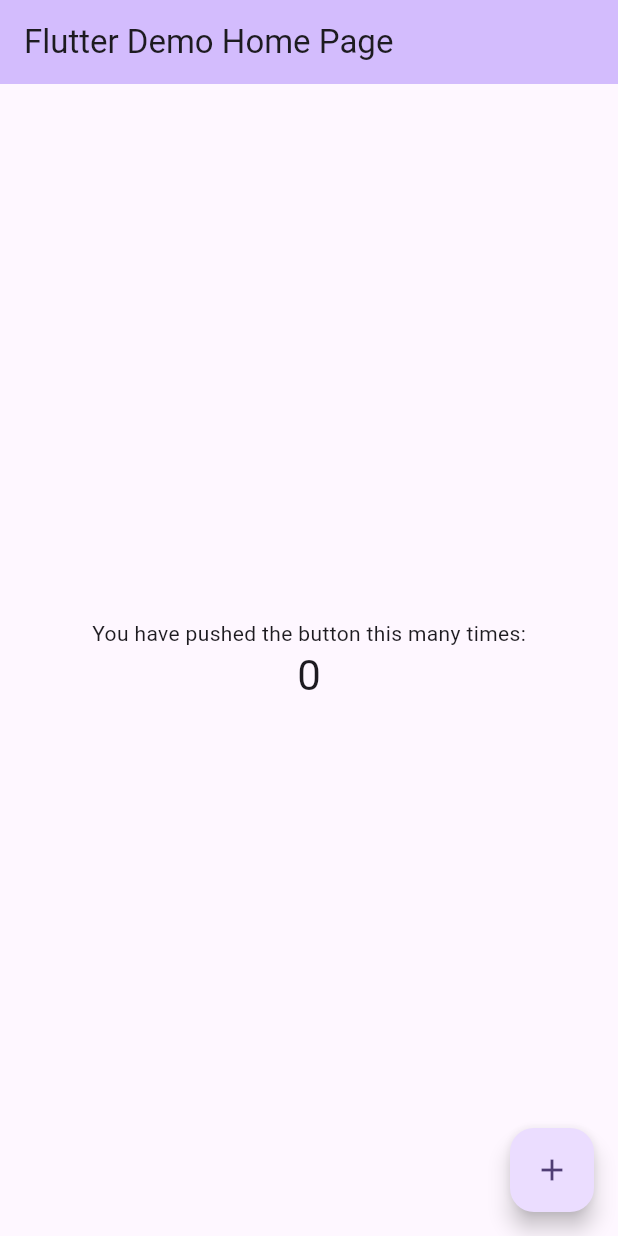
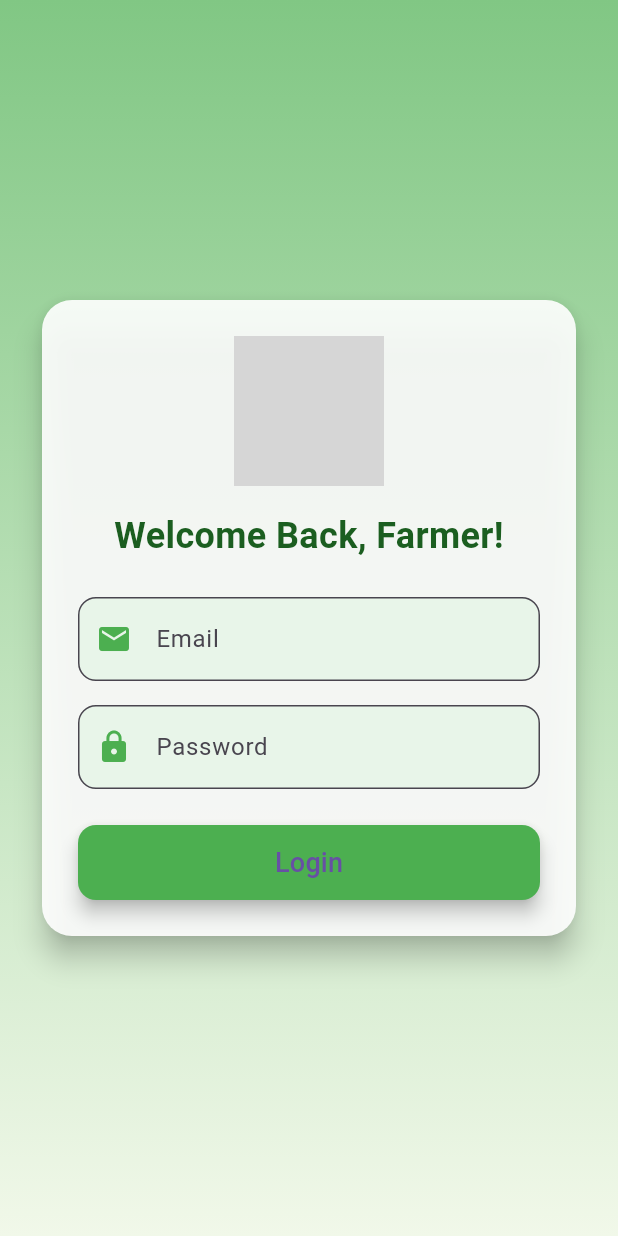
Before and after one commit to Dwarlfz/farmqa, a Flutter app: the screen it shows after launch, on a phone screen of 412 x 824 dp. Run offline on Flutter 3.47's test engine with Material 3 defaults, Android fonts, the phone set to English and light mode, and no system bars; our stand-ins replace firebase_auth, firebase_core, google_sign_in; accounts and stored records are empty; generated files the repository leaves out were written again; grey boxes are pictures that could not be loaded.

Commit message:
firebase connect and basic login

```diff
--- a/lib/main.dart
+++ b/lib/main.dart
@@ -1,122 +1,37 @@
+// lib/main.dart
 import 'package:flutter/material.dart';
+import 'package:firebase_core/firebase_core.dart';
+import 'package:provider/provider.dart';
+import 'firebase_options.dart';
+import 'providers/auth_provider.dart';
+import 'screens/login_page.dart';
+import 'screens/home_page.dart';
 
-void main() {
+void main() async {
+  WidgetsFlutterBinding.ensureInitialized();
+  await Firebase.initializeApp(options: DefaultFirebaseOptions.currentPlatform);
   runApp(const MyApp());
 }
 
 class MyApp extends StatelessWidget {
   const MyApp({super.key});
-
-  // This widget is the root of your application.
   @override
   Widget build(BuildContext context) {
-    return MaterialApp(
-      title: 'Flutter Demo',
-      theme: ThemeData(
-        // This is the theme of your application.
-        //
-        // TRY THIS: Try running your application with "flutter run". You'll see
-        // the application has a purple toolbar. Then, without quitting the app,
-        // try changing the seedColor in the colorScheme below to Colors.green
-        // and then invoke "hot reload" (save your changes or press the "hot
-        // reload" button in a Flutter-supported IDE, or press "r" if you used
-        // the command line to start the app).
-        //
-        // Notice that the counter didn't reset back to zero; the application
-        // state is not lost during the reload. To reset the state, use hot
-        // restart instead.
-        //
-        // This works for code too, not just values: Most code changes can be
-        // tested with just a hot reload.
-        colorScheme: ColorScheme.fromSeed(seedColor: Colors.deepPurple),
+    return ChangeNotifierProvider(
+      create: (_) => AuthProvider(),
+      child: Consumer<AuthProvider>(
+        builder: (context, auth, _) {
+          return MaterialApp(
+            debugShowCheckedModeBanner: false,
+            title: 'Hackathon App',
+            theme: ThemeData(
+              primarySwatch: Colors.green, // your main theme color
+              scaffoldBackgroundColor: const Color(0xFFF1F8E9), // soft light green background
+            ),
+            home: auth.user != null ? const HomePage() : const LoginPage(),
+          );
+        },
       ),
-      home: const MyHomePage(title: 'Flutter Demo Home Page'),
     );
   }
 }
-
-class MyHomePage extends StatefulWidget {
-  const MyHomePage({super.key, required this.title});
-
-  // This widget is the home page of your application. It is stateful, meaning
-  // that it has a State object (defined below) that contains fields that affect
-  // how it looks.
-
-  // This class is the configuration for the state. It holds the values (in this
-  // case the title) provided by the parent (in this case the App widget) and
-  // used by the build method of the State. Fields in a Widget subclass are
-  // always marked "final".
-
-  final String title;
-
-  @override
-  State<MyHomePage> createState() => _MyHomePageState();
-}
-
-class _MyHomePageState extends State<MyHomePage> {
-  int _counter = 0;
-
-  void _incrementCounter() {
-    setState(() {
-      // This call to setState tells the Flutter framework that something has
-      // changed in this State, which causes it to rerun the build method below
-      // so that the display can reflect the updated values. If we changed
-      // _counter without calling setState(), then the build method would not be
-      // called again, and so nothing would appear to happen.
-      _counter++;
-    });
-  }
-
-  @override
-  Widget build(BuildContext context) {
-    // This method is rerun every time setState is called, for instance as done
-    // by the _incrementCounter method above.
-    //
-    // The Flutter framework has been optimized to make rerunning build methods
-    // fast, so that you can just rebuild anything that needs updating rather
-    // than having to individually change instances of widgets.
-    return Scaffold(
-      appBar: AppBar(
-        // TRY THIS: Try changing the color here to a specific color (to
-        // Colors.amber, perhaps?) and trigger a hot reload to see the AppBar
-        // change color while the other colors stay the same.
-        backgroundColor: Theme.of(context).colorScheme.inversePrimary,
-        // Here we take the value from the MyHomePage object that was created by
-        // the App.build method, and use it to set our appbar title.
-        title: Text(widget.title),
-      ),
-      body: Center(
-        // Center is a layout widget. It takes a single child and positions it
-        // in the middle of the parent.
-        child: Column(
-          // Column is also a layout widget. It takes a list of children and
-          // arranges them vertically. By default, it sizes itself to fit its
-          // children horizontally, and tries to be as tall as its parent.
-          //
-          // Column has various properties to control how it sizes itself and
-          // how it positions its children. Here we use mainAxisAlignment to
-          // center the children vertically; the main axis here is the vertical
-          // axis because Columns are vertical (the cross axis would be
-          // horizontal).
-          //
-          // TRY THIS: Invoke "debug painting" (choose the "Toggle Debug Paint"
-          // action in the IDE, or press "p" in the console), to see the
-          // wireframe for each widget.
-          mainAxisAlignment: MainAxisAlignment.center,
-          children: <Widget>[
-            const Text('You have pushed the button this many times:'),
-            Text(
-              '$_counter',
-              style: Theme.of(context).textTheme.headlineMedium,
-            ),
-          ],
-        ),
-      ),
-      floatingActionButton: FloatingActionButton(
-        onPressed: _incrementCounter,
-        tooltip: 'Increment',
-        child: const Icon(Icons.add),
-      ), // This trailing comma makes auto-formatting nicer for build methods.
-    );
-  }
-}
--- /dev/null
+++ b/lib/providers/auth_provider.dart
@@ -0,0 +1,53 @@
+// lib/providers/auth_provider.dart
+import 'package:flutter/material.dart';
+import 'package:firebase_auth/firebase_auth.dart';
+import 'package:google_sign_in/google_sign_in.dart';
+
+class AuthProvider extends ChangeNotifier {
+  final FirebaseAuth _auth = FirebaseAuth.instance;
+  User? user;
+
+  AuthProvider() {
+    // Listen to auth state changes
+    _auth.authStateChanges().listen((u) {
+      user = u;
+      notifyListeners();
+    });
+  }
+
+  // Email/password login
+  Future<String?> signInWithEmail(String email, String password) async {
+    try {
+      await _auth.signInWithEmailAndPassword(email: email, password: password);
+      return null;
+    } on FirebaseAuthException catch (e) {
+      return e.message;
+    }
+  }
+
+  // Google Sign-In
+  Future<String?> signInWithGoogle() async {
+    try {
+      final GoogleSignInAccount? googleUser = await GoogleSignIn().signIn();
+      if (googleUser == null) return "Google Sign-In canceled";
+
+      final GoogleSignInAuthentication googleAuth = await googleUser.authentication;
+
+      final credential = GoogleAuthProvider.credential(
+        accessToken: googleAuth.accessToken,
+        idToken: googleAuth.idToken,
+      );
+
+      await _auth.signInWithCredential(credential);
+      return null;
+    } on FirebaseAuthException catch (e) {
+      return e.message;
+    }
+  }
+
+  // Sign out
+  Future<void> signOut() async {
+    await _auth.signOut();
+    await GoogleSignIn().signOut();
+  }
+}
--- /dev/null
+++ b/lib/screens/login_page.dart
@@ -0,0 +1,131 @@
+// lib/screens/login_page.dart
+import 'package:flutter/material.dart';
+import 'package:provider/provider.dart';
+import '../providers/auth_provider.dart';
+import 'home_page.dart';
+
+class LoginPage extends StatefulWidget {
+  const LoginPage({super.key});
+  @override
+  State<LoginPage> createState() => _LoginPageState();
+}
+
+class _LoginPageState extends State<LoginPage> {
+  final _formKey = GlobalKey<FormState>();
+  final _emailCtrl = TextEditingController();
+  final _passwordCtrl = TextEditingController();
+  bool _isLoading = false;
+  bool _obscurePassword = true;
+
+  @override
+  void dispose() {
+    _emailCtrl.dispose();
+    _passwordCtrl.dispose();
+    super.dispose();
+  }
+
+  Future<void> _loginWithEmail() async {
+    if (!_formKey.currentState!.validate()) return;
+    setState(() => _isLoading = true);
+
+    final auth = Provider.of<AuthProvider>(context, listen: false);
+    final error = await auth.signInWithEmail(_emailCtrl.text.trim(), _passwordCtrl.text);
+
+    setState(() => _isLoading = false);
+
+    if (error != null) {
+      _showError(error);
+    }
+  }
+
+  Future<void> _loginWithGoogle() async {
+    setState(() => _isLoading = true);
+
+    final auth = Provider.of<AuthProvider>(context, listen: false);
+    final error = await auth.signInWithGoogle();
+
+    setState(() => _isLoading = false);
+
+    if (error != null) _showError(error);
+  }
+
+  void _showError(String msg) {
+    ScaffoldMessenger.of(context).showSnackBar(
+      SnackBar(content: Text(msg), backgroundColor: Colors.redAccent),
+    );
+  }
+
+  @override
+  Widget build(BuildContext context) {
+    return Scaffold(
+      body: Container(
+        decoration: const BoxDecoration(
+          gradient: LinearGradient(
+            colors: [Color(0xFF81C784), Color(0xFFF1F8E9)],
+            begin: Alignment.topCenter,
+            end: Alignment.bottomCenter,
+          ),
+        ),
+        child: Center(
+          child: SingleChildScrollView(
+            padding: const EdgeInsets.all(24),
+            child: Card(
+              color: Colors.white.withOpacity(0.9),
+              shape: RoundedRectangleBorder(borderRadius: BorderRadius.circular(20)),
+              elevation: 8,
+              child: Padding(
+                padding: const EdgeInsets.all(24),
+                child: Column(
+                  children: [
+                    Image.asset('assets/logos/farmer_logo.jpg', height: 100), // optional farmer logo
+                    const SizedBox(height: 16),
+                    Text('Welcome Back, Farmer!', style: TextStyle(
+                      fontSize: 24, fontWeight: FontWeight.bold, color: Color(0xFF1B5E20),
+                    )),
+                    const SizedBox(height: 24),
+                    // Email TextField
+                    TextFormField(
+                      decoration: InputDecoration(
+                        labelText: 'Email',
+                        prefixIcon: const Icon(Icons.email, color: Color(0xFF4CAF50)),
+                        filled: true,
+                        fillColor: Colors.green.shade50,
+                        border: OutlineInputBorder(borderRadius: BorderRadius.circular(12)),
+                      ),
+                    ),
+                    const SizedBox(height: 16),
+                    // Password TextField
+                    TextFormField(
+                      obscureText: true,
+                      decoration: InputDecoration(
+                        labelText: 'Password',
+                        prefixIcon: const Icon(Icons.lock, color: Color(0xFF4CAF50)),
+                        filled: true,
+                        fillColor: Colors.green.shade50,
+                        border: OutlineInputBorder(borderRadius: BorderRadius.circular(12)),
+                      ),
+                    ),
+                    const SizedBox(height: 24),
+                    SizedBox(
+                      width: double.infinity,
+                      height: 50,
+                      child: ElevatedButton(
+                        style: ElevatedButton.styleFrom(
+                          backgroundColor: const Color(0xFF4CAF50),
+                          shape: RoundedRectangleBorder(borderRadius: BorderRadius.circular(12)),
+                          elevation: 5,
+                        ),
+                        onPressed: () {},
+                        child: const Text('Login', style: TextStyle(fontSize: 18)),
+                      ),
+                    ),
+                  ],
+                ),
+              ),
+            ),
+          ),
+        ),
+      ),
+    );
+  }
+}
```
Also changed, not shown: lib/screens/home_page.dart (added, +33 -0 lines), pubspec.yaml (+6 -1 lines), lib/assets/logos/background.jpg (added), lib/assets/logos/farmer_logo.jpg (added), lib/assets/logos/google_logo.png (added), lib/login.dart (deleted), pubspec.lock, 4 other files.
